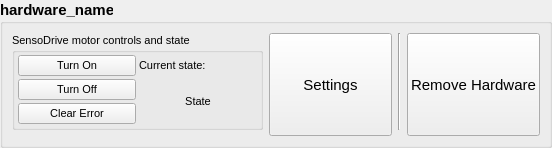
Qt form modules/hardwaremanager/dialog/ui/hardware_tab_sensodrive.ui (tud-hri/joan) before a commit.
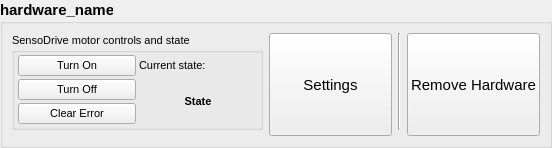
The same form after that commit.

Commit message: new tab now works.

What changed in the file:
```diff
--- a/modules/hardwaremanager/dialog/ui/hardware_tab_sensodrive.ui
+++ b/modules/hardwaremanager/dialog/ui/hardware_tab_sensodrive.ui
@@ -159,8 +159,8 @@
           <widget class="QLabel" name="lbl_sensodrive_state">
            <property name="font">
             <font>
-             <weight>50</weight>
-             <bold>false</bold>
+             <weight>75</weight>
+             <bold>true</bold>
             </font>
            </property>
            <property name="text">
```
The commit also changes 4 other files.
